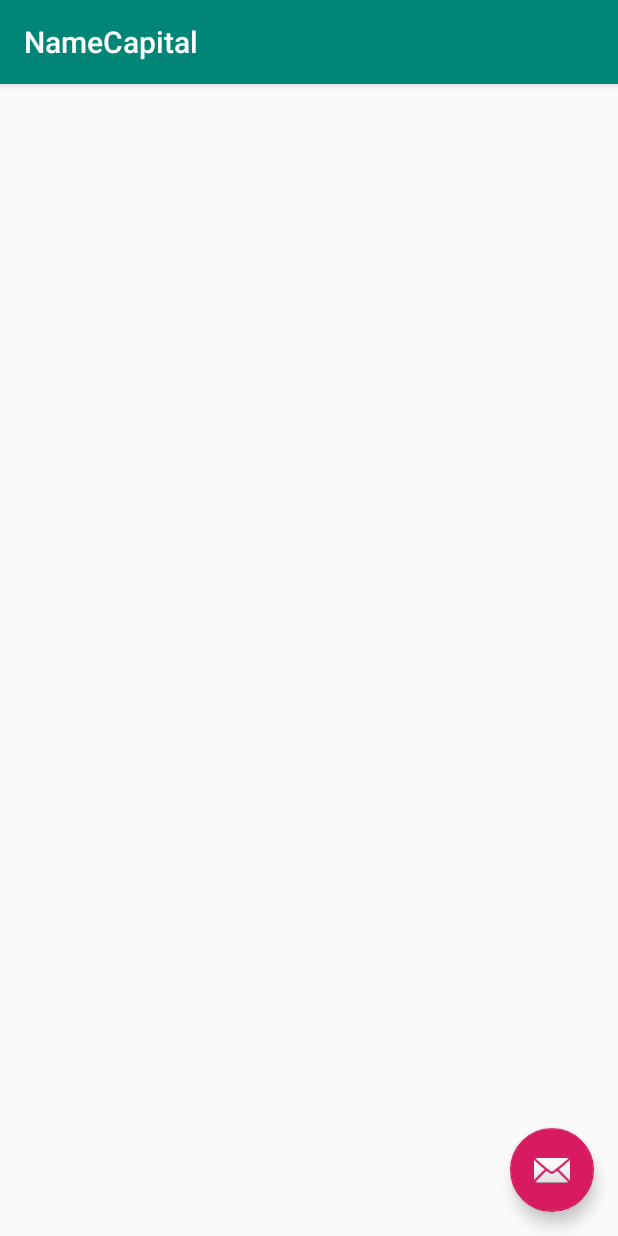
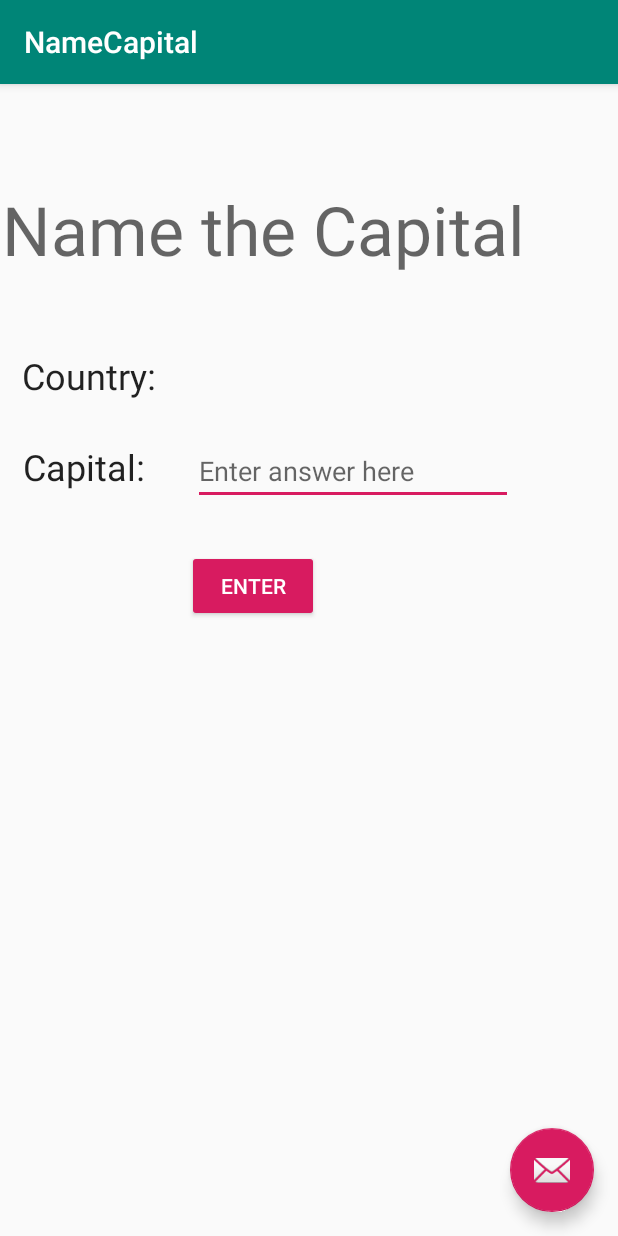
Before and after one commit to abiancu/PlayTime, an Android app: the NameCapital screen opened directly, with no data from a screen before it, on a phone screen of 412 x 824 dp. Run offline under Robolectric (Android 15) with nearby library versions, the phone set to English and light mode, and no system bars.

Commit message:
activity layed out

```diff
--- a/app/src/main/res/layout/content_name_capital.xml
+++ b/app/src/main/res/layout/content_name_capital.xml
@@ -8,4 +8,80 @@
     tools:context=".NameCapital"
     tools:showIn="@layout/activity_name_capital">
 
+    <TextView
+        android:id="@+id/ncTitle"
+        style="@style/TextAppearance.AppCompat.Display2"
+        android:layout_width="409dp"
+        android:layout_height="wrap_content"
+        android:layout_marginStart="1dp"
+        android:layout_marginTop="20dp"
+        android:layout_marginEnd="1dp"
+        android:layout_marginBottom="594dp"
+        android:text="@string/mGame2"
+        app:layout_constraintBottom_toBottomOf="parent"
+        app:layout_constraintEnd_toEndOf="parent"
+        app:layout_constraintStart_toStartOf="parent"
+        app:layout_constraintTop_toTopOf="parent" />
+
+    <TextView
+        android:id="@+id/txtCountry"
+        style="@style/TextAppearance.AppCompat.Headline"
+        android:layout_width="wrap_content"
+        android:layout_height="wrap_content"
+        android:layout_marginStart="15dp"
+        android:layout_marginTop="132dp"
+        android:layout_marginEnd="302dp"
+        android:layout_marginBottom="511dp"
+        android:text="Country: "
+        app:layout_constraintBottom_toBottomOf="parent"
+        app:layout_constraintEnd_toEndOf="parent"
+        app:layout_constraintStart_toStartOf="parent"
+        app:layout_constraintTop_toTopOf="parent" />
+
+    <TextView
+        android:id="@+id/txtCapital"
+        style="@style/TextAppearance.AppCompat.Headline"
+        android:layout_width="95dp"
+        android:layout_height="37dp"
+        android:layout_marginStart="15dp"
+        android:layout_marginTop="192dp"
+        android:layout_marginEnd="301dp"
+        android:layout_marginBottom="446dp"
+        android:text="Capital:"
+        app:layout_constraintBottom_toBottomOf="parent"
+        app:layout_constraintEnd_toEndOf="parent"
+        app:layout_constraintStart_toStartOf="parent"
+        app:layout_constraintTop_toTopOf="parent" />
+
+    <Button
+        android:id="@+id/btn_ncEnter"
+        style="@style/Widget.AppCompat.Button.Colored"
+        android:layout_width="wrap_content"
+        android:layout_height="wrap_content"
+        android:layout_marginStart="124dp"
+        android:layout_marginTop="264dp"
+        android:layout_marginEnd="199dp"
+        android:layout_marginBottom="363dp"
+        android:text="Enter"
+        app:layout_constraintBottom_toBottomOf="parent"
+        app:layout_constraintEnd_toEndOf="parent"
+        app:layout_constraintStart_toStartOf="parent"
+        app:layout_constraintTop_toTopOf="parent" />
+
+    <EditText
+        android:id="@+id/et_Answer"
+        android:layout_width="wrap_content"
+        android:layout_height="wrap_content"
+        android:layout_marginStart="128dp"
+        android:layout_marginTop="189dp"
+        android:layout_marginEnd="70dp"
+        android:layout_marginBottom="441dp"
+        android:ems="10"
+        android:gravity="start|top"
+        android:hint="Enter answer here"
+        android:inputType="textMultiLine"
+        app:layout_constraintBottom_toBottomOf="parent"
+        app:layout_constraintEnd_toEndOf="parent"
+        app:layout_constraintStart_toStartOf="parent"
+        app:layout_constraintTop_toTopOf="parent" />
 </androidx.constraintlayout.widget.ConstraintLayout>
```
